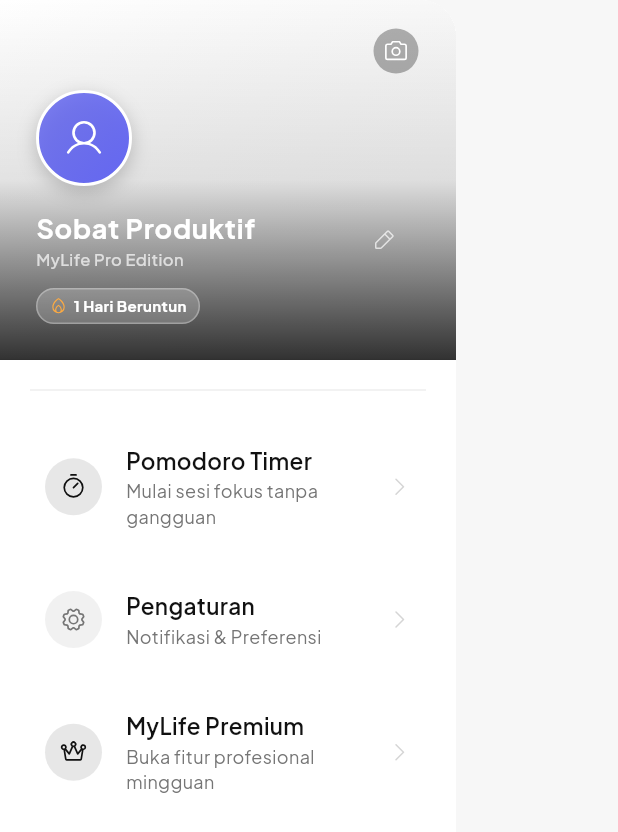
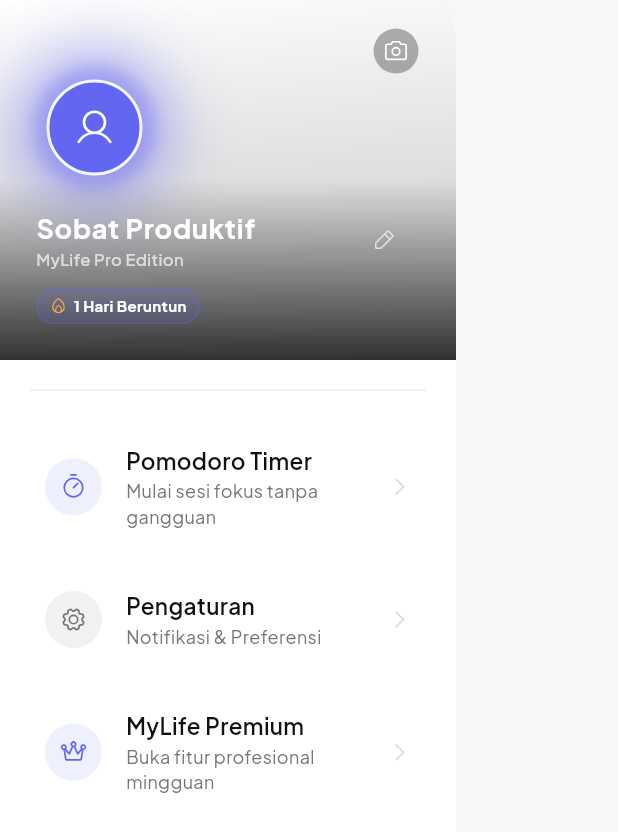
Before and after one commit to Ahmatstia/tracking-productivity, a Flutter app: the AppDrawer widget shown alone on an empty page, opened directly, on a phone screen of 412 x 824 dp. Shown: the top 832 px of the screen. Run offline on Flutter 3.47's test engine with Material 3 defaults, Android fonts, the phone set to English and light mode, and no system bars; our stand-ins replace audioplayers, curved_navigation_bar, file_picker, flutter_animate, flutter_local_notifications, flutter_riverpod and 8 more; accounts and stored records are empty.

Commit message:
feat: implement custom app drawer with user profile, streak stats, and navigation menu

```diff
--- a/lib/features/dashboard/presentation/widgets/app_drawer.dart
+++ b/lib/features/dashboard/presentation/widgets/app_drawer.dart
@@ -40,7 +40,7 @@
                   icon: PhosphorIcons.timer(),
                   title: 'Pomodoro Timer',
                   subtitle: 'Mulai sesi fokus tanpa gangguan',
-                  color: AppColors.primary,
+                  color: Theme.of(context).colorScheme.primary,
                   onTap: () {
                     Navigator.pop(context);
                     Navigator.push(
@@ -68,7 +68,7 @@
                   icon: PhosphorIcons.crown(),
                   title: 'MyLife Premium',
                   subtitle: 'Buka fitur profesional mingguan',
-                  color: AppColors.primary,
+                  color: Theme.of(context).colorScheme.primary,
                   onTap: () {
                     Navigator.pop(context);
                     ScaffoldMessenger.of(context).showSnackBar(
@@ -181,48 +181,8 @@
               crossAxisAlignment: CrossAxisAlignment.start,
               mainAxisAlignment: MainAxisAlignment.end,
               children: [
-                // Avatar dengan border putih bersih (Premium Look)
-                Container(
-                  width: 64,
-                  height: 64,
-                  decoration: BoxDecoration(
-                    shape: BoxShape.circle,
-                    border: Border.all(color: Colors.white, width: 2),
-                    boxShadow: [
-                      BoxShadow(
-                        color: Colors.black.withValues(alpha: 0.2),
-                        blurRadius: 10,
-                        offset: const Offset(0, 4),
-                      )
-                    ],
-                    gradient: LinearGradient(
-                      colors: [
-                        selectedColor.withValues(alpha: 0.8),
-                        selectedColor
-                      ],
-                      begin: Alignment.topLeft,
-                      end: Alignment.bottomRight,
-                    ),
-                  ),
-                  child: ClipOval(
-                    child: profile.avatarPath != null
-                        ? Image.file(
-                            File(profile.avatarPath!),
-                            width: 64,
-                            height: 64,
-                            fit: BoxFit.cover,
-                            errorBuilder: (context, error, stackTrace) =>
-                                Center(
-                              child: Icon(PhosphorIcons.user(),
-                                  size: 28, color: Colors.white),
-                            ),
-                          )
-                        : Center(
-                            child: Icon(PhosphorIcons.user(),
-                                size: 28, color: Colors.white),
-                          ),
-                  ),
-                ),
+                // Avatar dengan Pulsing Lamp Effect (Breathing Light)
+                _PulsingAvatar(profile: profile, selectedColor: selectedColor),
                 const SizedBox(height: 12),
                 Row(
                   children: [
@@ -264,10 +224,10 @@
                   padding:
                       const EdgeInsets.symmetric(horizontal: 8, vertical: 4),
                   decoration: BoxDecoration(
-                    color: Colors.white.withValues(alpha: 0.2),
+                    color: selectedColor.withValues(alpha: 0.15),
                     borderRadius: BorderRadius.circular(20),
                     border:
-                        Border.all(color: Colors.white.withValues(alpha: 0.3)),
+                        Border.all(color: selectedColor.withValues(alpha: 0.3)),
                   ),
                   child: Row(
                     mainAxisSize: MainAxisSize.min,
@@ -365,8 +325,8 @@
                                 AppColors.textSecondary.withValues(alpha: 0.5)),
                         enabledBorder: const UnderlineInputBorder(
                             borderSide: BorderSide(color: AppColors.border)),
-                        focusedBorder: const UnderlineInputBorder(
-                            borderSide: BorderSide(color: AppColors.primary)),
+                        focusedBorder: UnderlineInputBorder(
+                            borderSide: BorderSide(color: Theme.of(context).colorScheme.primary)),
                       ),
                     ),
                     const SizedBox(height: 24),
@@ -588,6 +548,103 @@
   }
 }
 
+// ─────────────────────────────────────────────────────────────
+// Pulsing Lamp Effect (Breathing Light)
+// ─────────────────────────────────────────────────────────────
+
+class _PulsingAvatar extends StatefulWidget {
+  final dynamic profile;
+  final Color selectedColor;
+
+  const _PulsingAvatar({required this.profile, required this.selectedColor});
+
+  @override
+  State<_PulsingAvatar> createState() => _PulsingAvatarState();
+}
+
+class _PulsingAvatarState extends State<_PulsingAvatar> with SingleTickerProviderStateMixin {
+  late AnimationController _controller;
+  late Animation<double> _glowAnimation;
+
+  @override
+  void initState() {
+    super.initState();
+    _controller = AnimationController(
+      vsync: this,
+      duration: const Duration(milliseconds: 2500),
+    )..repeat(reverse: true);
+
+    _glowAnimation = Tween<double>(begin: 4.0, end: 25.0).animate(
+      CurvedAnimation(parent: _controller, curve: Curves.easeInOutSine),
+    );
+  }
+
+  @override
+  void dispose() {
+    _controller.dispose();
+    super.dispose();
+  }
+
+  @override
+  Widget build(BuildContext context) {
+    return AnimatedBuilder(
+      animation: _glowAnimation,
+      builder: (context, child) {
+        return Container(
+          width: 78,
+          height: 78,
+          decoration: BoxDecoration(
+            shape: BoxShape.circle,
+            boxShadow: [
+              BoxShadow(
+                color: widget.selectedColor.withValues(alpha: 0.6 * (_glowAnimation.value / 25.0)),
+                blurRadius: _glowAnimation.value + 15,
+                spreadRadius: _glowAnimation.value / 2,
+              ),
+              BoxShadow(
+                color: widget.selectedColor.withValues(alpha: 0.3),
+                blurRadius: 8,
+                spreadRadius: 2,
+              ),
+            ],
+          ),
+          child: Center(
+            child: Container(
+              width: 64,
+              height: 64,
+              decoration: BoxDecoration(
+                shape: BoxShape.circle,
+                border: Border.all(
+                  color: Colors.white.withValues(alpha: 0.9),
+                  width: 2,
+                ),
+              ),
+              child: ClipOval(
+                child: widget.profile.avatarPath != null
+                    ? Image.file(
+                        File(widget.profile.avatarPath!),
+                        width: 64,
+                        height: 64,
+                        fit: BoxFit.cover,
+                        errorBuilder: (context, error, stackTrace) => Center(
+                          child: Icon(PhosphorIcons.user(), size: 28, color: Colors.white),
+                        ),
+                      )
+                    : Container(
+                        color: widget.selectedColor,
+                        child: Center(
+                          child: Icon(PhosphorIcons.user(), size: 28, color: Colors.white),
+                        ),
+                      ),
+              ),
+            ),
+          ),
+        );
+      },
+    );
+  }
+}
+
 class _MenuItem extends StatelessWidget {
   final IconData icon;
   final String title;
```
